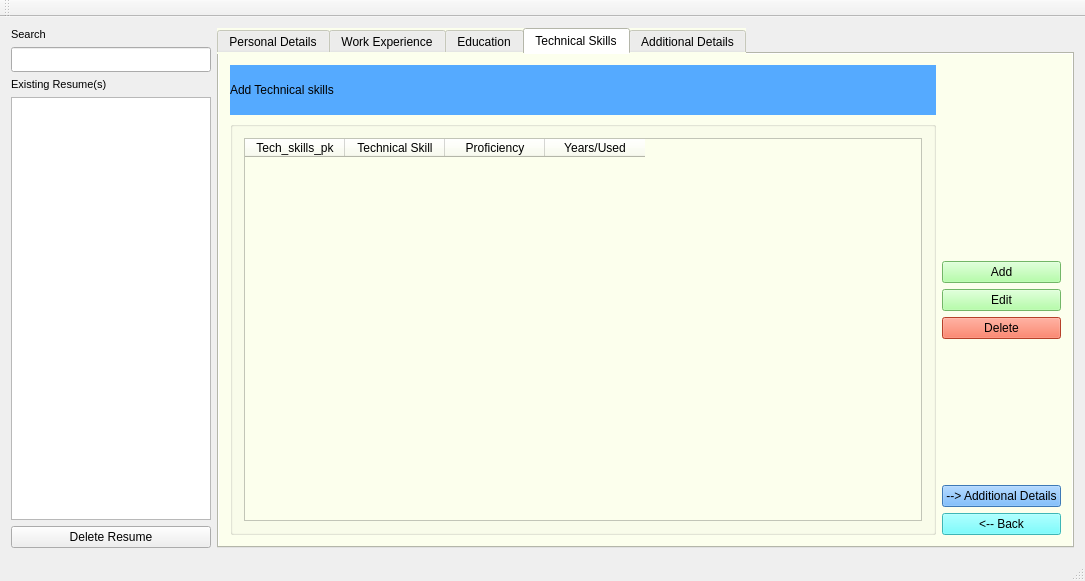
This is ResumeManager/mainwindow.ui in vkaushikregis/practicum as Qt 5 draws it before an edit. The edited form follows.
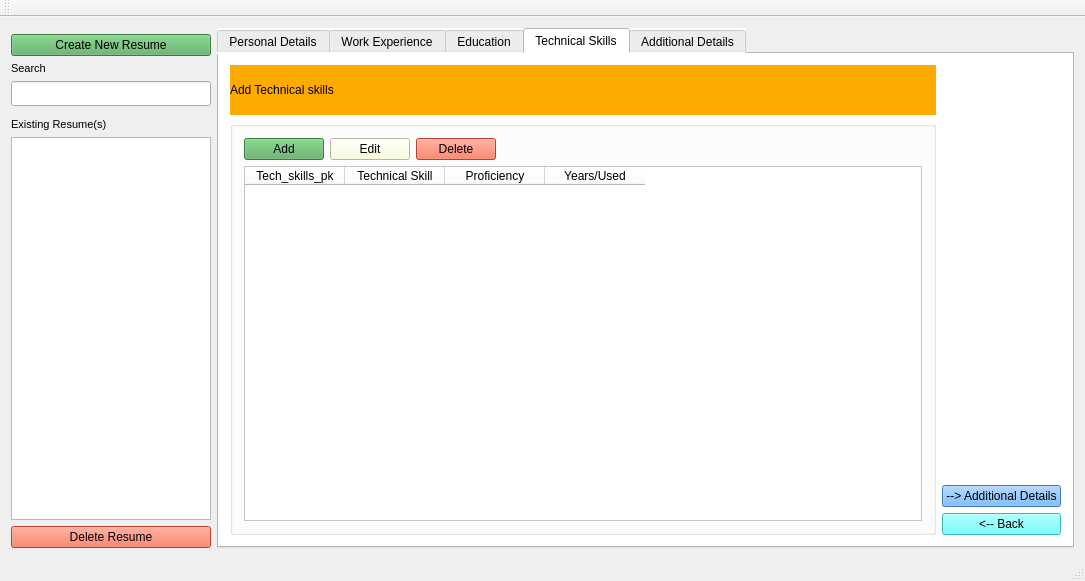
This is the edited form. The open tabs and pages were chosen to show the change.

Commit message:
adding new resume and delete existing resume from db implemented
adding new resume and delete existing resume from db implemented, also changed some theme in the GUI.

```diff
--- a/ResumeManager/mainwindow.ui
+++ b/ResumeManager/mainwindow.ui
@@ -21,7 +21,71 @@
   </property>
   <widget class="QWidget" name="centralWidget">
    <layout class="QGridLayout" name="gridLayout_3">
-    <item row="0" column="0">
+    <item row="3" column="0">
+     <widget class="QLineEdit" name="lineEditSearchResume">
+      <property name="minimumSize">
+       <size>
+        <width>30</width>
+        <height>25</height>
+       </size>
+      </property>
+      <property name="maximumSize">
+       <size>
+        <width>200</width>
+        <height>16777215</height>
+       </size>
+      </property>
+     </widget>
+    </item>
+    <item row="5" column="0">
+     <widget class="QLabel" name="label_16">
+      <property name="minimumSize">
+       <size>
+        <width>30</width>
+        <height>0</height>
+       </size>
+      </property>
+      <property name="font">
+       <font>
+        <pointsize>8</pointsize>
+       </font>
+      </property>
+      <property name="text">
+       <string>Existing Resume(s)</string>
+      </property>
+     </widget>
+    </item>
+    <item row="6" column="0">
+     <widget class="QListWidget" name="listWidgetResumeNames">
+      <property name="maximumSize">
+       <size>
+        <width>200</width>
+        <height>16777215</height>
+       </size>
+      </property>
+     </widget>
+    </item>
+    <item row="7" column="0">
+     <widget class="QPushButton" name="pushButtonDeleteResume">
+      <property name="styleSheet">
+       <string notr="true">background-color: rgb(255, 90, 57);</string>
+      </property>
+      <property name="text">
+       <string>Delete Resume</string>
+      </property>
+     </widget>
+    </item>
+    <item row="1" column="0">
+     <widget class="QPushButton" name="pushButtonCreateNewResume">
+      <property name="styleSheet">
+       <string notr="true">background-color: rgb(87, 170, 94);</string>
+      </property>
+      <property name="text">
+       <string>Create New Resume</string>
+      </property>
+     </widget>
+    </item>
+    <item row="2" column="0">
      <widget class="QLabel" name="label_26">
       <property name="font">
        <font>
@@ -33,7 +97,7 @@
       </property>
      </widget>
     </item>
-    <item row="0" column="1" rowspan="5">
+    <item row="0" column="1" rowspan="8">
      <widget class="QTabWidget" name="tabWidgetMain">
       <property name="font">
        <font>
@@ -46,7 +110,7 @@
        <string/>
       </property>
       <property name="styleSheet">
-       <string notr="true">background-color: rgb(252, 255, 237);</string>
+       <string notr="true">background-color: rgb(255, 255, 255);</string>
       </property>
       <property name="currentIndex">
        <number>4</number>
@@ -920,7 +984,7 @@
            </font>
           </property>
           <property name="styleSheet">
-           <string notr="true">background-color: rgb(85, 170, 255);</string>
+           <string notr="true">background-color: rgb(255, 170, 0);</string>
           </property>
           <property name="frameShadow">
            <enum>QFrame::Raised</enum>
@@ -940,6 +1004,49 @@
           </property>
           <layout class="QGridLayout" name="gridLayout_8">
            <item row="0" column="0">
+            <widget class="QPushButton" name="pushButtonAddSkill">
+             <property name="styleSheet">
+              <string notr="true">background-color: rgb(87, 170, 94);</string>
+             </property>
+             <property name="text">
+              <string>Add</string>
+             </property>
+            </widget>
+           </item>
+           <item row="0" column="1">
+            <widget class="QPushButton" name="pushButtonEditSkill">
+             <property name="styleSheet">
+              <string notr="true">background-color: rgb(252, 255, 212);</string>
+             </property>
+             <property name="text">
+              <string>Edit</string>
+             </property>
+            </widget>
+           </item>
+           <item row="0" column="2">
+            <widget class="QPushButton" name="pushButtonDeleteSkill">
+             <property name="styleSheet">
+              <string notr="true">background-color: rgb(255, 90, 57);</string>
+             </property>
+             <property name="text">
+              <string>Delete</string>
+             </property>
+            </widget>
+           </item>
+           <item row="0" column="3">
+            <spacer name="horizontalSpacer_4">
+             <property name="orientation">
+              <enum>Qt::Horizontal</enum>
+             </property>
+             <property name="sizeHint" stdset="0">
+              <size>
+               <width>382</width>
+               <height>20</height>
+              </size>
+             </property>
+            </spacer>
+           </item>
+           <item row="1" column="0" colspan="4">
             <widget class="QTableWidget" name="tableWidgetSkills">
              <property name="alternatingRowColors">
               <bool>true</bool>
@@ -1011,49 +1118,6 @@
             </property>
            </spacer>
           </item>
-          <item>
-           <widget class="QPushButton" name="pushButtonAddSkill">
-            <property name="styleSheet">
-             <string notr="true">background-color: rgb(159, 255, 144);</string>
-            </property>
-            <property name="text">
-             <string>Add</string>
-            </property>
-           </widget>
-          </item>
-          <item>
-           <widget class="QPushButton" name="pushButtonEditSkill">
-            <property name="styleSheet">
-             <string notr="true">background-color: rgb(159, 255, 144);</string>
-            </property>
-            <property name="text">
-             <string>Edit</string>
-            </property>
-           </widget>
-          </item>
-          <item>
-           <widget class="QPushButton" name="pushButtonDeleteSkill">
-            <property name="styleSheet">
-             <string notr="true">background-color: rgb(255, 90, 57);</string>
-            </property>
-            <property name="text">
-             <string>Delete</string>
-            </property>
-           </widget>
-          </item>
-          <item>
-           <spacer name="verticalSpacer_4">
-            <property name="orientation">
-             <enum>Qt::Vertical</enum>
-            </property>
-            <property name="sizeHint" stdset="0">
-             <size>
-              <width>20</width>
-              <height>40</height>
-             </size>
-            </property>
-           </spacer>
-          </item>
           <item>
            <widget class="QPushButton" name="pushButtonAdditionalSkils">
             <property name="styleSheet">
@@ -1293,57 +1357,6 @@
       </widget>
      </widget>
     </item>
-    <item row="1" column="0">
-     <widget class="QLineEdit" name="lineEditSearchResume">
-      <property name="minimumSize">
-       <size>
-        <width>30</width>
-        <height>25</height>
-       </size>
-      </property>
-      <property name="maximumSize">
-       <size>
-        <width>200</width>
-        <height>16777215</height>
-       </size>
-      </property>
-     </widget>
-    </item>
-    <item row="2" column="0">
-     <widget class="QLabel" name="label_16">
-      <property name="minimumSize">
-       <size>
-        <width>30</width>
-        <height>0</height>
-       </size>
-      </property>
-      <property name="font">
-       <font>
-        <pointsize>8</pointsize>
-       </font>
-      </property>
-      <property name="text">
-       <string>Existing Resume(s)</string>
-      </property>
-     </widget>
-    </item>
-    <item row="3" column="0">
-     <widget class="QListWidget" name="listWidgetResumeNames">
-      <property name="maximumSize">
-       <size>
-        <width>200</width>
-        <height>16777215</height>
-       </size>
-      </property>
-     </widget>
-    </item>
-    <item row="4" column="0">
-     <widget class="QPushButton" name="pushButtonDeleteResume">
-      <property name="text">
-       <string>Delete Resume</string>
-      </property>
-     </widget>
-    </item>
    </layout>
   </widget>
   <widget class="QMenuBar" name="menuBar">
```
Left out of the diff: 28 changed lines with no effect on the pictures. The commit also changes 7 other files.
